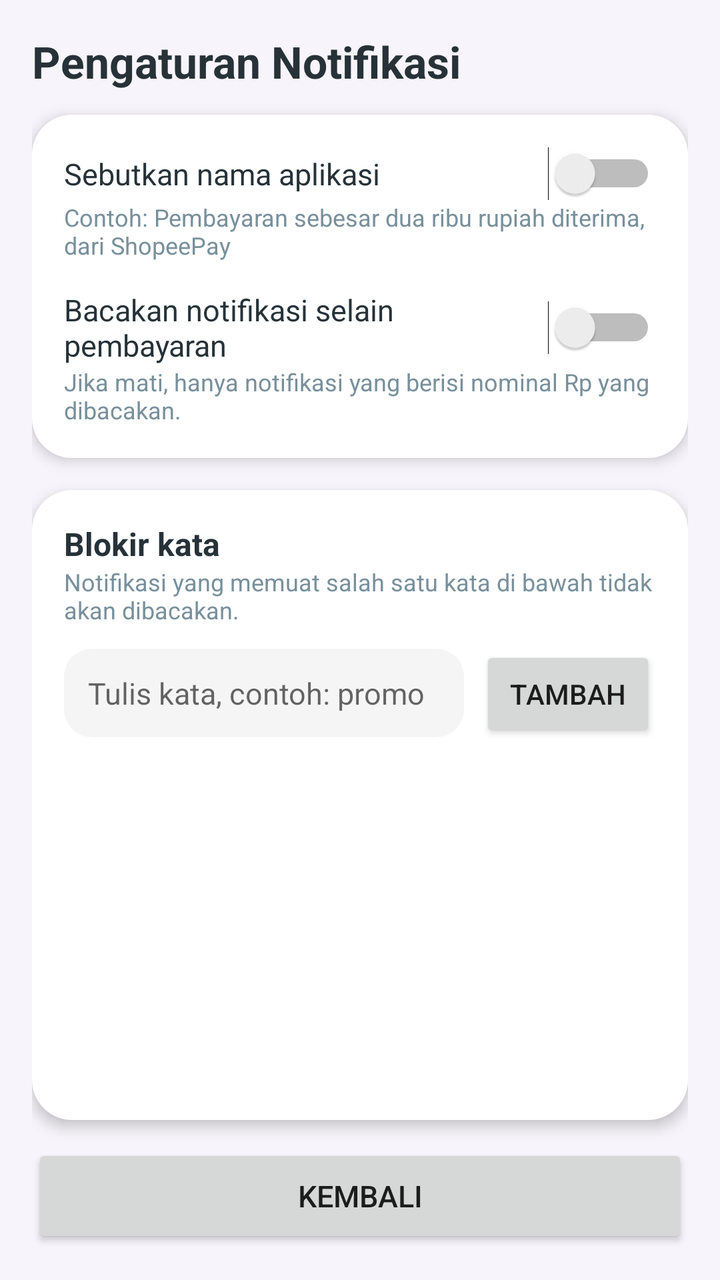
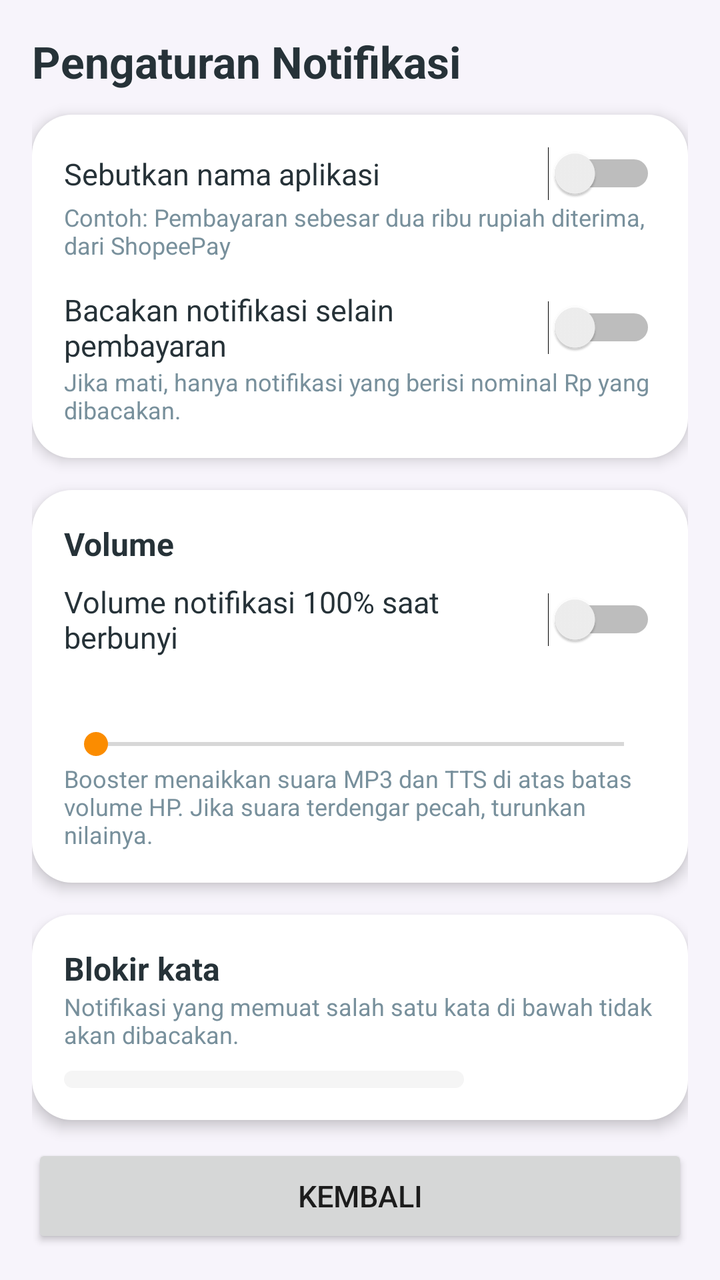

Before-and-after screenshots of an Android layout around one commit, followed by the original layout XML and the change that was made.
<!-- AndroidManifest.xml: application theme Theme.Soundbox -->
<!-- res/layout/activity_pengaturan_notifikasi.xml -->
<?xml version="1.0" encoding="utf-8"?>
<LinearLayout xmlns:android="http://schemas.android.com/apk/res/android"
    android:layout_width="match_parent"
    android:layout_height="match_parent"
    android:orientation="vertical"
    android:padding="16dp"
    android:background="#F7F4FB">

    <TextView
        android:layout_width="wrap_content"
        android:layout_height="wrap_content"
        android:text="Pengaturan Notifikasi"
        android:textColor="#263238"
        android:textSize="22sp"
        android:textStyle="bold" />

    <LinearLayout
        android:layout_width="match_parent"
        android:layout_height="wrap_content"
        android:orientation="vertical"
        android:layout_marginTop="12dp"
        android:padding="16dp"
        android:background="@drawable/bg_kartu"
        android:elevation="4dp">

        <Switch
            android:id="@+id/swBacaNama"
            android:layout_width="match_parent"
            android:layout_height="wrap_content"
            android:text="Sebutkan nama aplikasi"
            android:textColor="#263238"
            android:textSize="15sp" />

        <TextView
            android:layout_width="match_parent"
            android:layout_height="wrap_content"
            android:text="Contoh: Pembayaran sebesar dua ribu rupiah diterima, dari ShopeePay"
            android:textColor="#78909C"
            android:textSize="12sp" />

        <Switch
            android:id="@+id/swBacaLainnya"
            android:layout_width="match_parent"
            android:layout_height="wrap_content"
            android:layout_marginTop="14dp"
            android:text="Bacakan notifikasi selain pembayaran"
            android:textColor="#263238"
            android:textSize="15sp" />

        <TextView
            android:layout_width="match_parent"
            android:layout_height="wrap_content"
            android:text="Jika mati, hanya notifikasi yang berisi nominal Rp yang dibacakan."
            android:textColor="#78909C"
            android:textSize="12sp" />
    </LinearLayout>

    <LinearLayout
        android:layout_width="match_parent"
        android:layout_height="0dp"
        android:layout_weight="1"
        android:orientation="vertical"
        android:layout_marginTop="16dp"
        android:padding="16dp"
        android:background="@drawable/bg_kartu"
        android:elevation="4dp">

        <TextView
            android:layout_width="wrap_content"
            android:layout_height="wrap_content"
            android:text="Blokir kata"
            android:textColor="#263238"
            android:textSize="16sp"
            android:textStyle="bold" />

        <TextView
            android:layout_width="match_parent"
            android:layout_height="wrap_content"
            android:text="Notifikasi yang memuat salah satu kata di bawah tidak akan dibacakan."
            android:textColor="#78909C"
            android:textSize="12sp" />

        <LinearLayout
            android:layout_width="match_parent"
            android:layout_height="wrap_content"
            android:orientation="horizontal"
            android:layout_marginTop="10dp">

            <EditText
                android:id="@+id/edtKataBlokir"
                android:layout_width="0dp"
                android:layout_height="wrap_content"
                android:layout_weight="1"
                android:background="@drawable/bg_cari"
                android:hint="Tulis kata, contoh: promo"
                android:inputType="text"
                android:padding="12dp"
                android:singleLine="true"
                android:textSize="15sp" />

            <Button
                android:id="@+id/btnTambahKata"
                android:layout_width="wrap_content"
                android:layout_height="wrap_content"
                android:layout_marginStart="8dp"
                android:text="Tambah" />
        </LinearLayout>

        <TextView
            android:id="@+id/txtJumlahKata"
            android:layout_width="match_parent"
            android:layout_height="wrap_content"
            android:layout_marginTop="10dp"
            android:textColor="#78909C"
            android:textSize="12sp" />

        <ListView
            android:id="@+id/listKataBlokir"
            android:layout_width="match_parent"
            android:layout_height="0dp"
            android:layout_weight="1"
            android:layout_marginTop="8dp"
            android:divider="#E0E0E0"
            android:dividerHeight="1dp" />
    </LinearLayout>

    <Button
        android:id="@+id/btnKembaliNotif"
        android:layout_width="match_parent"
        android:layout_height="52dp"
        android:layout_marginTop="12dp"
        android:text="Kembali"
        android:textSize="15sp" />
</LinearLayout>
<!-- resources referenced by this layout -->
<resources>
  <!-- drawable bg_cari (drawable) -->
  <?xml version="1.0" encoding="utf-8"?>
  <shape xmlns:android="http://schemas.android.com/apk/res/android" android:shape="rectangle">
      <solid android:color="#F5F5F5" />
      <corners android:radius="14dp" />
  </shape>
  <!-- drawable bg_kartu (drawable) -->
  <?xml version="1.0" encoding="utf-8"?>
  <shape xmlns:android="http://schemas.android.com/apk/res/android" android:shape="rectangle">
      <solid android:color="#FFFFFF" />
      <corners android:radius="20dp" />
  </shape>
  <style name="Theme.Soundbox" parent="android:Theme.Material.Light.NoActionBar">
          <item name="android:colorPrimary">@color/merah</item>
          <item name="android:colorPrimaryDark">@color/merah</item>
          <item name="android:colorAccent">@color/oranye</item>
          <item name="android:statusBarColor">@color/merah</item>
          <item name="android:windowLightStatusBar">false</item>
          <item name="android:windowBackground">@color/latar</item>
      </style>
  <color name="merah">#D32F2F</color>
  <color name="oranye">#FB8C00</color>
  <color name="latar">#FFF8F0</color>
</resources>

<!-- the commit's change to res/layout/activity_pengaturan_notifikasi.xml (unified diff, before → after) -->
@@ -51,6 +51,54 @@
             android:layout_width="match_parent"
             android:layout_height="wrap_content"
             android:text="Jika mati, hanya notifikasi yang berisi nominal Rp yang dibacakan."
+            android:textColor="#78909C"
+            android:textSize="12sp" />
+    </LinearLayout>
+
+    <LinearLayout
+        android:layout_width="match_parent"
+        android:layout_height="wrap_content"
+        android:orientation="vertical"
+        android:layout_marginTop="16dp"
+        android:padding="16dp"
+        android:background="@drawable/bg_kartu"
+        android:elevation="4dp">
+
+        <TextView
+            android:layout_width="wrap_content"
+            android:layout_height="wrap_content"
+            android:text="Volume"
+            android:textColor="#263238"
+            android:textSize="16sp"
+            android:textStyle="bold" />
+
+        <Switch
+            android:id="@+id/swVolumeMaks"
+            android:layout_width="match_parent"
+            android:layout_height="wrap_content"
+            android:layout_marginTop="8dp"
+            android:text="Volume notifikasi 100% saat berbunyi"
+            android:textColor="#263238"
+            android:textSize="15sp" />
+
+        <TextView
+            android:id="@+id/txtBooster"
+            android:layout_width="match_parent"
+            android:layout_height="wrap_content"
+            android:layout_marginTop="14dp"
+            android:textColor="#263238"
+            android:textSize="15sp" />
+
+        <SeekBar
+            android:id="@+id/skBooster"
+            android:layout_width="match_parent"
+            android:layout_height="wrap_content"
+            android:max="100" />
+
+        <TextView
+            android:layout_width="match_parent"
+            android:layout_height="wrap_content"
+            android:text="Booster menaikkan suara MP3 dan TTS di atas batas volume HP. Jika suara terdengar pecah, turunkan nilainya."
             android:textColor="#78909C"
             android:textSize="12sp" />
     </LinearLayout>
